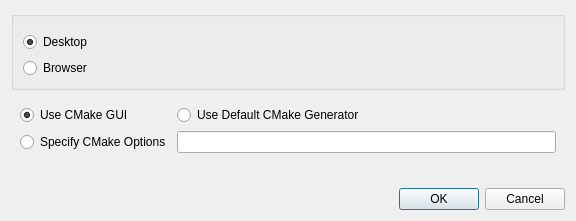
Qt form Editor/src/Dialogs/DlgNewBuild.ui (GameOverture/HarmonyEngine) before a commit.
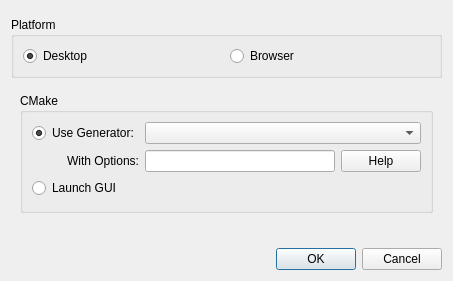
The same form after that commit. The open tabs and pages were chosen to show the change. Custom widgets are drawn as their Qt base class.

Commit message: Build dialog and error checking implemented

The edit to the form file:
```diff
--- a/Editor/src/Dialogs/DlgNewBuild.ui
+++ b/Editor/src/Dialogs/DlgNewBuild.ui
@@ -6,8 +6,8 @@
    <rect>
     <x>0</x>
     <y>0</y>
-    <width>576</width>
-    <height>209</height>
+    <width>453</width>
+    <height>281</height>
    </rect>
   </property>
   <property name="windowTitle">
@@ -15,16 +15,16 @@
   </property>
   <layout class="QVBoxLayout" name="verticalLayout">
    <item>
-    <widget class="QGroupBox" name="groupBox">
-     <property name="title">
-      <string/>
-     </property>
-     <layout class="QVBoxLayout" name="verticalLayout_2">
-      <item>
        <widget class="WgtMakeRelDir" name="wgtBuildDir" native="true"/>
       </item>
       <item>
-       <widget class="QRadioButton" name="radioButton">
+    <widget class="QGroupBox" name="groupBox">
+     <property name="title">
+      <string>Platform</string>
+     </property>
+     <layout class="QGridLayout" name="gridLayout">
+      <item row="0" column="0">
+       <widget class="QRadioButton" name="radDesktop">
         <property name="text">
          <string>Desktop</string>
         </property>
@@ -33,8 +33,8 @@
         </property>
        </widget>
       </item>
-      <item>
-       <widget class="QRadioButton" name="radioButton_2">
+      <item row="0" column="1">
+       <widget class="QRadioButton" name="radBrowser">
         <property name="text">
          <string>Browser</string>
         </property>
@@ -49,33 +49,35 @@
       <number>1</number>
      </property>
      <widget class="QWidget" name="page">
+      <layout class="QVBoxLayout" name="verticalLayout_2">
+       <item>
+        <widget class="QGroupBox" name="groupBox_2">
+         <property name="title">
+          <string>CMake</string>
+         </property>
       <layout class="QGridLayout" name="gridLayout_2">
-       <item row="1" column="0">
-        <widget class="QRadioButton" name="radioButton">
+          <item row="0" column="0">
+           <widget class="QRadioButton" name="radCMake">
          <property name="text">
-          <string>Use CMake GUI</string>
+             <string notr="true">Use Generator:</string>
          </property>
          <property name="checked">
           <bool>true</bool>
          </property>
         </widget>
        </item>
+          <item row="2" column="0">
+           <widget class="QRadioButton" name="radCMakeGui">
+            <property name="text">
+             <string>Launch GUI</string>
+            </property>
+            <property name="checked">
+             <bool>false</bool>
+            </property>
+           </widget>
+          </item>
        <item row="1" column="1">
-        <widget class="QRadioButton" name="radioButton_3">
-         <property name="text">
-          <string>Use Default CMake Generator</string>
-         </property>
-        </widget>
-       </item>
-       <item row="2" column="0">
-        <widget class="QRadioButton" name="radioButton_4">
-         <property name="text">
-          <string>Specify CMake Options</string>
-         </property>
-        </widget>
-       </item>
-       <item row="2" column="1">
-        <widget class="QLineEdit" name="lineEdit">
+           <widget class="QLineEdit" name="txtCMakeOptions">
          <property name="font">
           <font>
            <family>Consolas</family>
@@ -83,6 +85,29 @@
          </property>
         </widget>
        </item>
+          <item row="1" column="0">
+           <widget class="QLabel" name="lblCMakeOptions">
+            <property name="text">
+             <string>With Options:</string>
+            </property>
+            <property name="alignment">
+             <set>Qt::AlignRight|Qt::AlignTrailing|Qt::AlignVCenter</set>
+            </property>
+           </widget>
+          </item>
+          <item row="1" column="2">
+           <widget class="QPushButton" name="btnCMakeHelp">
+            <property name="text">
+             <string>Help</string>
+            </property>
+           </widget>
+          </item>
+          <item row="0" column="1" colspan="2">
+           <widget class="QComboBox" name="cmbCMake"/>
+          </item>
+         </layout>
+        </widget>
+       </item>
       </layout>
      </widget>
      <widget class="QWidget" name="page_2">
```
Left out of the diff: 38 changed lines with no effect on the pictures. Lines whose indentation alone changed are shown as unchanged. The commit also changes 13 other files.
